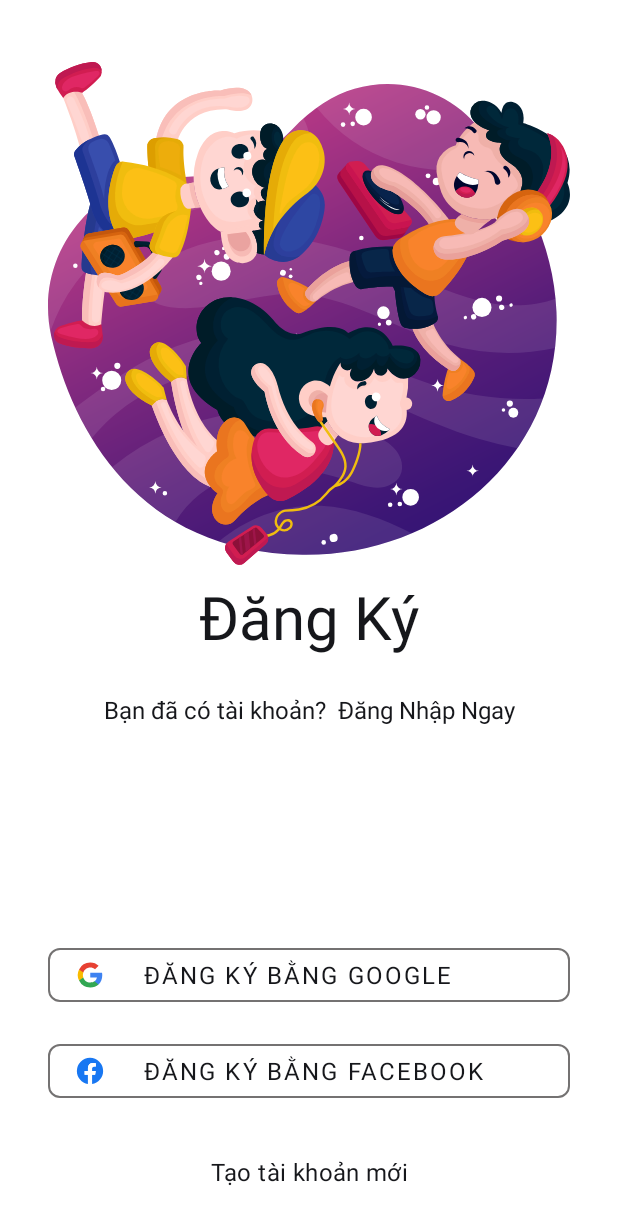
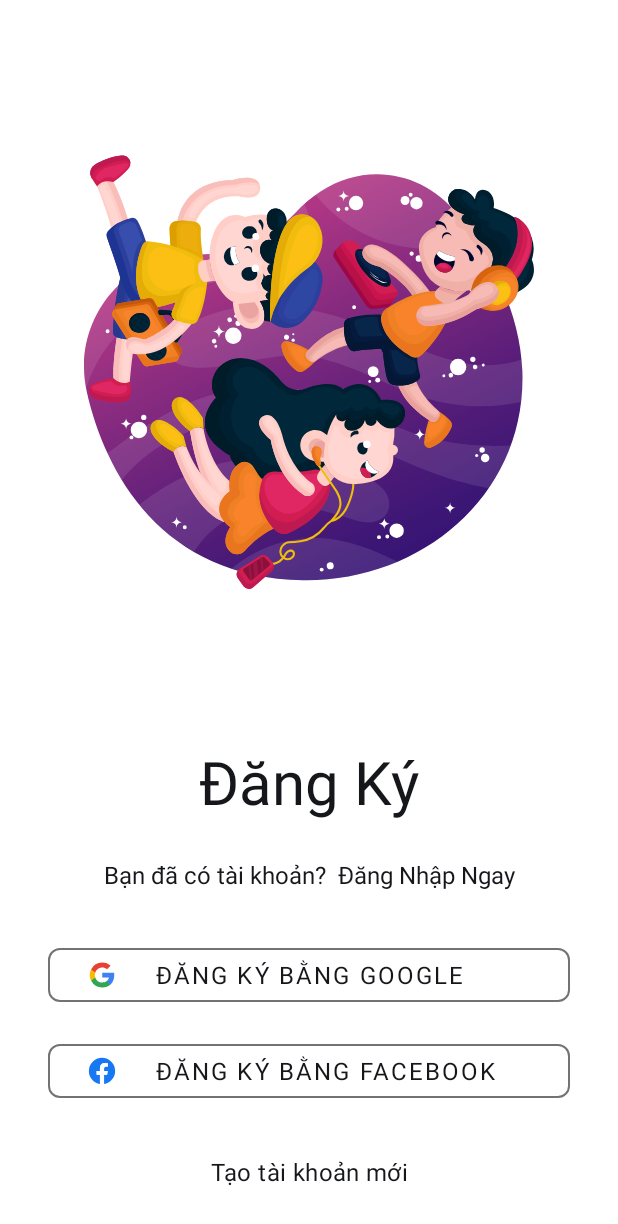
Before and after one commit to Do-an-lap-trinh-Java-va-Android/android-music-application, an Android app: the RegisterActivity screen opened directly, with no data from a screen before it, on a phone screen of 412 x 824 dp. Shown: the top 1224 px of the screen. Run offline under Robolectric (Android 15) with nearby library versions, the light colour scheme and no system bars; Roboto replaces fonts that are not available here.

Commit message:
Fix: Sửa lỗi trang đăng ký - 1 không đúng bản thiết kế

```diff
--- a/app/src/main/res/drawable/antigravity_people.xml
+++ b/app/src/main/res/drawable/antigravity_people.xml
@@ -1,7 +1,7 @@
 <vector xmlns:android="http://schemas.android.com/apk/res/android"
     xmlns:aapt="http://schemas.android.com/aapt"
-    android:width="200dp"
-    android:height="200dp"
+    android:width="300dp"
+    android:height="300dp"
     android:viewportWidth="427.85"
     android:viewportHeight="424.13">
   <path
--- a/app/src/main/res/layout/activity_register.xml
+++ b/app/src/main/res/layout/activity_register.xml
@@ -8,12 +8,12 @@
 
     <ImageView
         android:id="@+id/iv_image"
-        android:layout_width="@dimen/layout_width_0dp"
-        android:layout_height="352dp"
+        android:layout_width="0dp"
+        android:layout_height="wrap_content"
         android:layout_marginLeft="@dimen/margin_padding_32dp"
-        android:layout_marginTop="@dimen/margin_padding_32dp"
         android:layout_marginRight="@dimen/margin_padding_32dp"
         android:src="@drawable/antigravity_people"
+        app:layout_constraintBottom_toTopOf="@+id/tv_title"
         app:layout_constraintEnd_toEndOf="parent"
         app:layout_constraintStart_toStartOf="parent"
         app:layout_constraintTop_toTopOf="parent"
@@ -25,9 +25,18 @@
         android:layout_height="wrap_content"
         android:text="@string/register"
         android:textSize="@dimen/font_size_40sp"
+        app:layout_constraintBottom_toTopOf="@+id/linearLayout"
         app:layout_constraintEnd_toEndOf="parent"
-        app:layout_constraintStart_toStartOf="parent"
-        app:layout_constraintTop_toBottomOf="@+id/iv_image" />
+        app:layout_constraintStart_toStartOf="parent" />
+
+    <LinearLayout
+        android:id="@+id/linearLayout"
+        android:layout_width="wrap_content"
+        android:layout_height="wrap_content"
+        android:layout_marginBottom="@dimen/margin_padding_32dp"
+        app:layout_constraintBottom_toTopOf="@+id/materialButton5"
+        app:layout_constraintEnd_toEndOf="parent"
+        app:layout_constraintStart_toStartOf="parent">
 
         <TextView
             android:id="@+id/tv_question"
@@ -45,26 +54,27 @@
             android:id="@+id/tv_login"
             android:layout_width="wrap_content"
             android:layout_height="wrap_content"
-        android:layout_marginStart="@dimen/margin_padding_8dp"
+            android:layout_marginLeft="@dimen/margin_padding_8dp"
             android:layout_marginTop="@dimen/margin_padding_24dp"
-        android:layout_marginBottom="@dimen/margin_padding_32dp"
             android:fontFamily="@font/roboto"
             android:text="@string/login_now"
             app:layout_constraintEnd_toEndOf="parent"
             app:layout_constraintStart_toEndOf="@+id/tv_question"
             app:layout_constraintTop_toBottomOf="@+id/tv_title" />
+    </LinearLayout>
 
     <com.google.android.material.button.MaterialButton
+        android:id="@+id/materialButton5"
         style="@style/Theme.CustomMaterialButton"
-        android:layout_width="@dimen/layout_width_0dp"
-        android:layout_height="@dimen/margin_padding_48dp"
+        android:layout_width="0dp"
+        android:layout_height="48dp"
         android:layout_marginLeft="@dimen/margin_padding_32dp"
         android:layout_marginRight="@dimen/margin_padding_32dp"
         android:layout_marginBottom="@dimen/margin_padding_16dp"
         android:fontFamily="@font/roboto"
         android:gravity="start|center"
-        android:paddingStart="@dimen/margin_padding_24dp"
-        android:paddingEnd="@dimen/margin_padding_24dp"
+        android:paddingLeft="@dimen/margin_padding_24dp"
+        android:paddingRight="@dimen/margin_padding_24dp"
         android:stateListAnimator="@null"
         android:text="@string/sign_up_with_google"
         app:icon="@drawable/ic_google_icon"
@@ -79,15 +89,15 @@
     <com.google.android.material.button.MaterialButton
         android:id="@+id/materialButton"
         style="@style/Theme.CustomMaterialButton"
-        android:layout_width="@dimen/layout_width_0dp"
-        android:layout_height="@dimen/margin_padding_48dp"
+        android:layout_width="0dp"
+        android:layout_height="48dp"
         android:layout_marginLeft="@dimen/margin_padding_32dp"
         android:layout_marginRight="@dimen/margin_padding_32dp"
         android:layout_marginBottom="@dimen/margin_padding_32dp"
         android:fontFamily="@font/roboto"
         android:gravity="start|center"
-        android:paddingStart="@dimen/margin_padding_24dp"
-        android:paddingEnd="@dimen/margin_padding_24dp"
+        android:paddingLeft="@dimen/margin_padding_24dp"
+        android:paddingRight="@dimen/margin_padding_24dp"
         android:stateListAnimator="@null"
         android:text="@string/sign_up_with_facebook"
         app:icon="@drawable/ic_facebook_icon"
@@ -109,7 +119,6 @@
         android:text="@string/create_a_new_account"
         app:layout_constraintBottom_toBottomOf="parent"
         app:layout_constraintEnd_toEndOf="parent"
-        app:layout_constraintStart_toStartOf="parent"
-        tools:targetApi="lollipop" />
+        app:layout_constraintStart_toStartOf="parent" />
 
 </androidx.constraintlayout.widget.ConstraintLayout>
--- a/app/src/main/res/values/dimens.xml
+++ b/app/src/main/res/values/dimens.xml
@@ -1,7 +1,5 @@
 <?xml version="1.0" encoding="utf-8"?>
 <resources>
-    <dimen name="layout_width_0dp">0dp</dimen>
-
     <dimen name="margin_padding_8dp">8dp</dimen>
     <dimen name="margin_padding_16dp">16dp</dimen>
     <dimen name="margin_padding_24dp">24dp</dimen>
```
Lines whose indentation alone changed are shown as unchanged.
